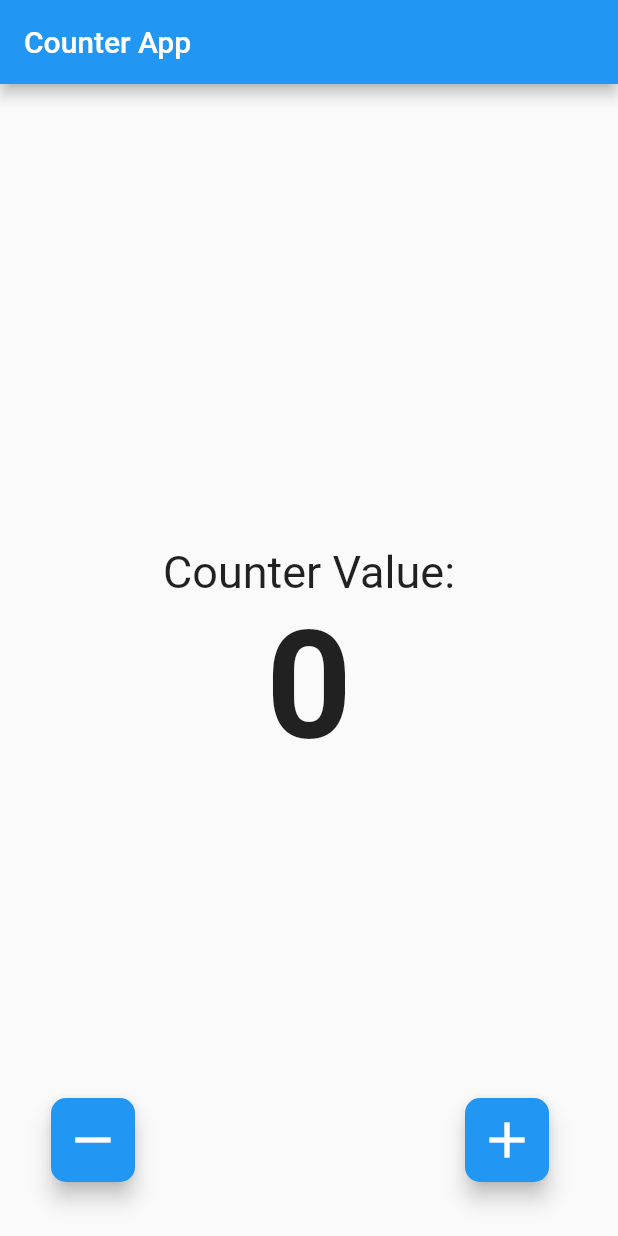
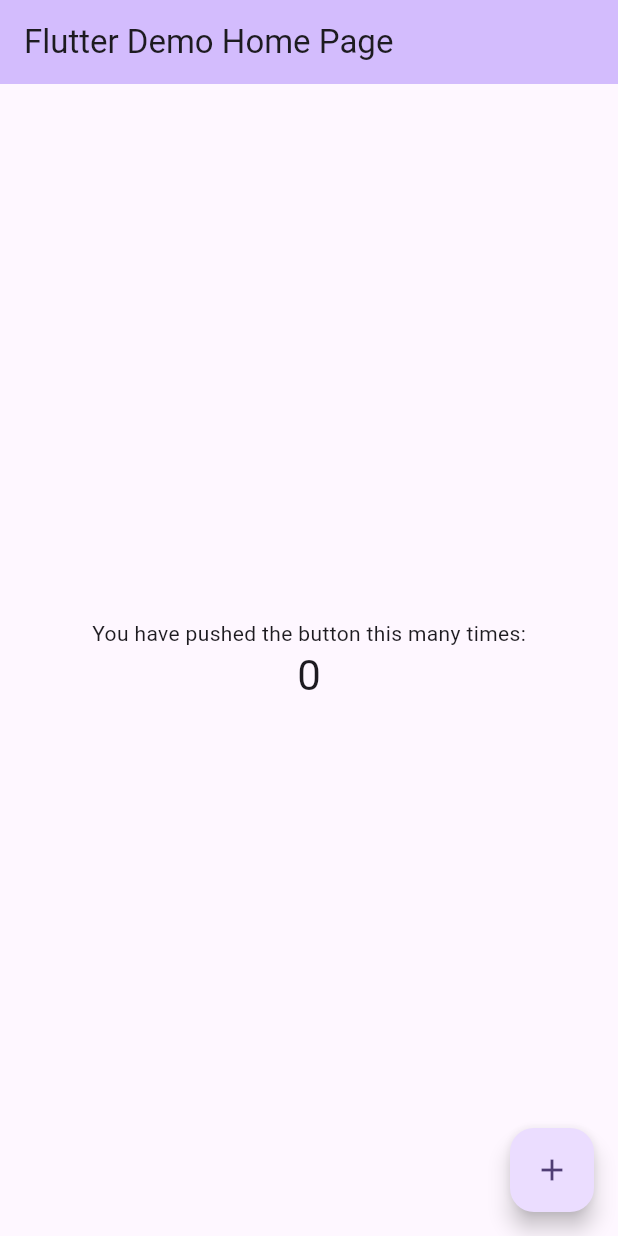
Before and after one commit to puj24/210070046_IntroToAppDev, a Flutter app: the screen it shows after launch, on a phone screen of 412 x 824 dp. Run offline on Flutter 3.47's test engine with Material 2 defaults, Android fonts, the phone set to English and light mode, and no system bars.

Commit message:
Week2 created

```diff
--- a/lib/main.dart
+++ b/lib/main.dart
@@ -1,103 +1,125 @@
 import 'package:flutter/material.dart';
+
 void main() {
-  runApp(CounterApp());
+  runApp(const MyApp());
 }
 
-class CounterApp extends StatelessWidget {
+class MyApp extends StatelessWidget {
+  const MyApp({super.key});
+
+  // This widget is the root of your application.
   @override
   Widget build(BuildContext context) {
     return MaterialApp(
-      title: 'Counter App',
+      title: 'Flutter Demo',
       theme: ThemeData(
-        primarySwatch: Colors.blue,
+        // This is the theme of your application.
+        //
+        // TRY THIS: Try running your application with "flutter run". You'll see
+        // the application has a blue toolbar. Then, without quitting the app,
+        // try changing the seedColor in the colorScheme below to Colors.green
+        // and then invoke "hot reload" (save your changes or press the "hot
+        // reload" button in a Flutter-supported IDE, or press "r" if you used
+        // the command line to start the app).
+        //
+        // Notice that the counter didn't reset back to zero; the application
+        // state is not lost during the reload. To reset the state, use hot
+        // restart instead.
+        //
+        // This works for code too, not just values: Most code changes can be
+        // tested with just a hot reload.
+        colorScheme: ColorScheme.fromSeed(seedColor: Colors.deepPurple),
+        useMaterial3: true,
       ),
-      home: CounterPage(),
+      home: const MyHomePage(title: 'Flutter Demo Home Page'),
     );
   }
 }
 
-class CounterPage extends StatefulWidget {
+class MyHomePage extends StatefulWidget {
+  const MyHomePage({super.key, required this.title});
+
+  // This widget is the home page of your application. It is stateful, meaning
+  // that it has a State object (defined below) that contains fields that affect
+  // how it looks.
+
+  // This class is the configuration for the state. It holds the values (in this
+  // case the title) provided by the parent (in this case the App widget) and
+  // used by the build method of the State. Fields in a Widget subclass are
+  // always marked "final".
+
+  final String title;
+
   @override
-  _CounterPageState createState() => _CounterPageState();
+  State<MyHomePage> createState() => _MyHomePageState();
 }
 
-class _CounterPageState extends State<CounterPage> {
+class _MyHomePageState extends State<MyHomePage> {
   int _counter = 0;
 
   void _incrementCounter() {
     setState(() {
+      // This call to setState tells the Flutter framework that something has
+      // changed in this State, which causes it to rerun the build method below
+      // so that the display can reflect the updated values. If we changed
+      // _counter without calling setState(), then the build method would not be
+      // called again, and so nothing would appear to happen.
       _counter++;
     });
   }
 
-  void _decrementCounter() {
-    setState(() {
-      _counter--;
-    });
-  }
   @override
   Widget build(BuildContext context) {
+    // This method is rerun every time setState is called, for instance as done
+    // by the _incrementCounter method above.
+    //
+    // The Flutter framework has been optimized to make rerunning build methods
+    // fast, so that you can just rebuild anything that needs updating rather
+    // than having to individually change instances of widgets.
     return Scaffold(
       appBar: AppBar(
-        title: Text('Counter App'),
+        // TRY THIS: Try changing the color here to a specific color (to
+        // Colors.amber, perhaps?) and trigger a hot reload to see the AppBar
+        // change color while the other colors stay the same.
+        backgroundColor: Theme.of(context).colorScheme.inversePrimary,
+        // Here we take the value from the MyHomePage object that was created by
+        // the App.build method, and use it to set our appbar title.
+        title: Text(widget.title),
       ),
-
       body: Center(
+        // Center is a layout widget. It takes a single child and positions it
+        // in the middle of the parent.
         child: Column(
+          // Column is also a layout widget. It takes a list of children and
+          // arranges them vertically. By default, it sizes itself to fit its
+          // children horizontally, and tries to be as tall as its parent.
+          //
+          // Column has various properties to control how it sizes itself and
+          // how it positions its children. Here we use mainAxisAlignment to
+          // center the children vertically; the main axis here is the vertical
+          // axis because Columns are vertical (the cross axis would be
+          // horizontal).
+          //
+          // TRY THIS: Invoke "debug painting" (choose the "Toggle Debug Paint"
+          // action in the IDE, or press "p" in the console), to see the
+          // wireframe for each widget.
           mainAxisAlignment: MainAxisAlignment.center,
           children: <Widget>[
-            Text(
-              'Counter Value:',
-              style: TextStyle(fontSize: 30),
+            const Text(
+              'You have pushed the button this many times:',
             ),
             Text(
               '$_counter',
-              style: TextStyle(fontSize: 100, fontWeight: FontWeight.bold),
+              style: Theme.of(context).textTheme.headlineMedium,
             ),
           ],
         ),
       ),
-      floatingActionButton: Stack(
-        fit: StackFit.expand,
-            children: [
-              Positioned(
-              left: 50,
-              bottom: 20,
-              child: FloatingActionButton(
-                heroTag: 'back',
-                onPressed: _decrementCounter,
-                shape: RoundedRectangleBorder(
-                  borderRadius: BorderRadius.circular(10),
-                ),
-                child: const Icon(
-                  Icons.remove_sharp,
-                  size: 40,
-                ),
-              ),
-            ),
-              Positioned(
-                bottom: 20,
-                right: 30,
-                child: FloatingActionButton(
-                  heroTag: 'next',
-                  onPressed: _incrementCounter,
-                  shape: RoundedRectangleBorder(
-                    borderRadius: BorderRadius.circular(10),
-                  ),
-                  child: const Icon(
-                    Icons.add,
-                    size: 40,
-                  ),
-                ),
-              ),
-          ],
-      ),
+      floatingActionButton: FloatingActionButton(
+        onPressed: _incrementCounter,
+        tooltip: 'Increment',
+        child: const Icon(Icons.add),
+      ), // This trailing comma makes auto-formatting nicer for build methods.
     );
   }
 }
-
-/*FloatingActionButton(
-        onPressed: _decrementCounter,
-        tooltip: 'Increment',
-        child: Icon(Icons.add),
-      ),*/
--- a/pubspec.yaml
+++ b/pubspec.yaml
@@ -1,4 +1,4 @@
-name: tut
+name: week2
 description: A new Flutter project.
 # The following line prevents the package from being accidentally published to
 # pub.dev using `flutter pub publish`. This is preferred for private packages.
@@ -19,7 +19,7 @@ publish_to: 'none' # Remove this line if you wish to publish to pub.dev
 version: 1.0.0+1
 
 environment:
-  sdk: '>=3.0.5 <4.0.0'
+  sdk: '>=3.0.6 <4.0.0'
 
 # Dependencies specify other packages that your package needs in order to work.
 # To automatically upgrade your package dependencies to the latest versions
```
Also changed, not shown: pubspec.lock, 19 other files.
